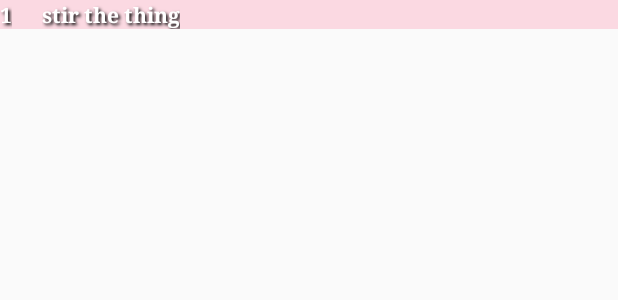
After one commit to chadg1980/BakingApp, an Android app: the layout step_item.xml on its own in the app's theme, with its tools: preview values and no code run, on a phone screen of 412 x 824 dp. The commit adds this screen. Shown: the top 300 px of the screen. Run offline under Robolectric (Android 15) with nearby library versions, the phone set to English and light mode, and no system bars.

Commit message:
Get the Steps adapter recyclerview and item ready

```diff
--- a/app/src/main/java/com/h/chad/bakingapp/userinterface/RecipeActivity.java
+++ b/app/src/main/java/com/h/chad/bakingapp/userinterface/RecipeActivity.java
@@ -3,7 +3,6 @@ package com.h.chad.bakingapp.userinterface;
 import android.support.annotation.NonNull;
 import android.support.v7.app.AppCompatActivity;
 import android.os.Bundle;
-import android.support.v7.widget.DividerItemDecoration;
 import android.support.v7.widget.LinearLayoutManager;
 import android.support.v7.widget.RecyclerView;
 import android.util.Log;
@@ -98,12 +97,9 @@ public class RecipeActivity extends AppCompatActivity {
             mRecyclerView.setHasFixedSize(true);
             mRecipeAdapter = new RecipeAdapter(this, recipeArrayList);
             RecyclerView.LayoutManager layoutManager = new LinearLayoutManager(this);
+
             mRecyclerView.setLayoutManager(layoutManager);
             mRecyclerView.setAdapter(mRecipeAdapter);
-
-
         }
-
-
     }
 }
--- a/app/src/main/java/com/h/chad/bakingapp/userinterface/RecipeAdapter.java
+++ b/app/src/main/java/com/h/chad/bakingapp/userinterface/RecipeAdapter.java
@@ -4,8 +4,10 @@ import android.content.Context;
 import android.content.Intent;
 import android.os.Bundle;
 import android.support.v7.widget.CardView;
+import android.support.v7.widget.LinearLayoutManager;
 import android.support.v7.widget.RecyclerView;
 import android.text.TextUtils;
+import android.util.Log;
 import android.view.LayoutInflater;
 import android.view.View;
 import android.view.ViewGroup;
@@ -36,8 +38,10 @@ import static android.icu.lang.UCharacter.GraphemeClusterBreak.V;
 
 public class RecipeAdapter extends RecyclerView.Adapter<RecipeAdapter.RecipeAdapterViewHolder>{
 
+    public static final String TAG = RecipeAdapter.class.getName();
     public Context mContext;
     public ArrayList<Recipe> mRecipes;
+
 
     public RecipeAdapter(Context context, ArrayList<Recipe> recipes){
         this.mRecipes = recipes;
@@ -62,13 +66,13 @@ public class RecipeAdapter extends RecyclerView.Adapter<RecipeAdapter.RecipeAdap
             public void onClick(View v) {
                 ArrayList<Ingredients> ingredients = mRecipes.get(position).getIngredients();
                 ArrayList<Steps> steps = mRecipes.get(position).getSteps();
-
                 Intent stepIntent = new Intent(mContext, StepActivity.class);
                 Bundle args = new Bundle();
                 args.putParcelableArrayList(StepActivity.INGREDIENT_DATA, ingredients);
                 args.putParcelableArrayList(StepActivity.STEP_DATA, steps);
                 stepIntent.putExtras(args);
                 mContext.startActivity(stepIntent);
+
             }
         });
 
--- a/app/src/main/res/layout/recipe_item.xml
+++ b/app/src/main/res/layout/recipe_item.xml
@@ -1,5 +1,6 @@
 <?xml version="1.0" encoding="utf-8"?>
-<LinearLayout xmlns:android="http://schemas.android.com/apk/res/android"
+<LinearLayout
+    xmlns:android="http://schemas.android.com/apk/res/android"
     xmlns:tools="http://schemas.android.com/tools"
     android:layout_width="match_parent"
     android:layout_height="wrap_content">
--- /dev/null
+++ b/app/src/main/res/layout/step_item.xml
@@ -0,0 +1,29 @@
+<?xml version="1.0" encoding="utf-8"?>
+<LinearLayout xmlns:android="http://schemas.android.com/apk/res/android"
+    xmlns:tools="http://schemas.android.com/tools"
+    android:orientation="horizontal"
+    android:layout_width="match_parent"
+    android:layout_height="wrap_content">
+
+    <RelativeLayout
+        android:layout_width="match_parent"
+        android:layout_height="wrap_content"
+        android:background="@color/cardBackground">
+        <TextView
+            style="@style/cardItemStyle"
+            android:id="@+id/tv_step_number"
+            android:layout_width="wrap_content"
+            android:layout_height="wrap_content"
+            android:layout_alignParentLeft="true"
+            tools:text="1"/>
+        <TextView
+            style="@style/cardItemStyle"
+            android:paddingLeft="20dp"
+            android:id="@+id/tv_step_short_description"
+            android:layout_width="wrap_content"
+            android:layout_height="wrap_content"
+            android:layout_toRightOf="@id/tv_step_number"
+            tools:text="stir the thing"/>
+    </RelativeLayout>
+
+</LinearLayout>
```
Also changed, not shown: app/src/main/java/com/h/chad/bakingapp/userinterface/StepActivity.java (+30 -7 lines), app/src/main/java/com/h/chad/bakingapp/userinterface/StepAdapter.java (+67 -1 lines), app/src/main/res/layout/activity_step.xml (+6 -1 lines).
